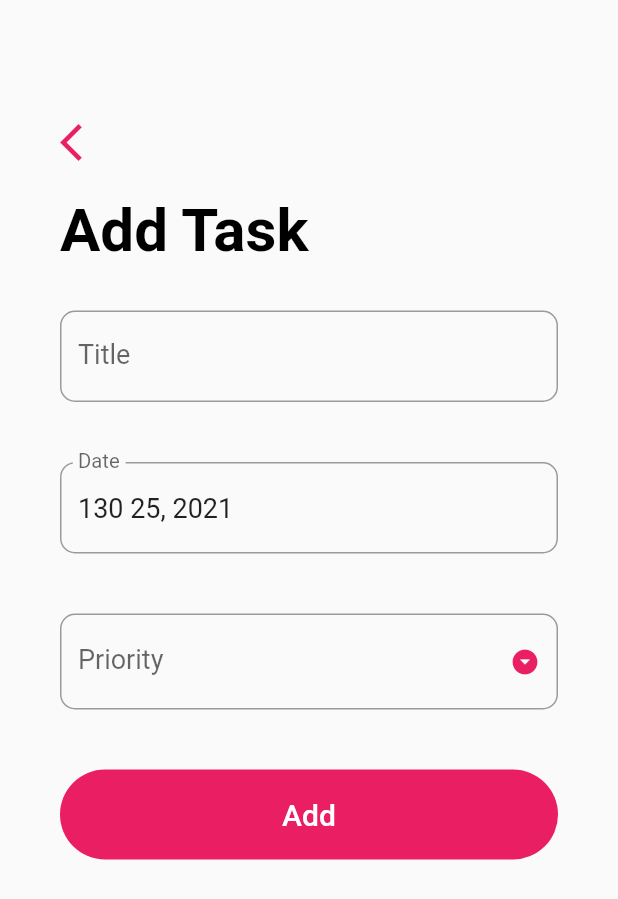
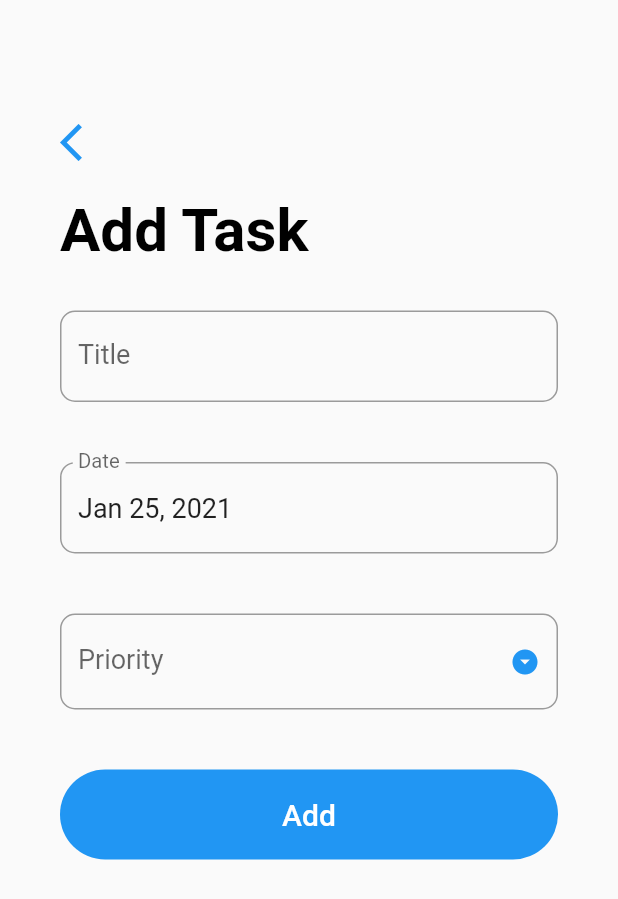
Before and after one commit to Susan-creator/Flutter-todoList, a Flutter app: the screen it shows after launch, after a tap on the "add" icon, on a phone screen of 412 x 824 dp. Shown: the top 899 px of the screen. Run offline on Flutter 3.47's test engine with Material 2 defaults, Android fonts, the phone set to English and light mode, and no system bars; our stand-ins replace sqflite; accounts and stored records are empty.

```diff
--- a/lib/Screens/add_task_screen.dart
+++ b/lib/Screens/add_task_screen.dart
@@ -20,7 +20,7 @@ class _AddTaskScreenState extends State<AddTaskScreen> {
   DateTime _date = DateTime.now();
   TextEditingController _dateController = TextEditingController();
 
-  final DateFormat _dateFormatter = DateFormat('Mmm dd, yyyy');
+  final DateFormat _dateFormatter = DateFormat('MMM dd, yyyy');
   final List<String> _priorities = ['Low', 'Medium', 'High'];
 
   @override
--- a/lib/Screens/todo_list_screen.dart
+++ b/lib/Screens/todo_list_screen.dart
@@ -11,7 +11,7 @@ class TodoListScreen extends StatefulWidget {
 
 class _TodoListScreenState extends State<TodoListScreen> {
   Future<List<Task>> _taskList;
-  final DateFormat _dateFormatter = DateFormat('Mmm dd, yyyy');
+  final DateFormat _dateFormatter = DateFormat('MMM dd, yyyy');
 
   @override
   void initState() {
@@ -41,7 +41,7 @@ class _TodoListScreenState extends State<TodoListScreen> {
               ),
             ),
             subtitle: Text(
-              '${_dateFormatter.format(task.date)} . ${task.priority}',
+              '${_dateFormatter.format(task.date)} .${task.priority}',
               style: TextStyle(
                 fontSize: 15.0,
                 decoration: task.status == 0
@@ -122,7 +122,6 @@ class _TodoListScreenState extends State<TodoListScreen> {
                           fontWeight: FontWeight.bold,
                         ),
                       ),
-
                       SizedBox(height: 10.0),
                       Text(
                         '$completedTaskCount of ${snapshot.data.length} ',
--- a/lib/main.dart
+++ b/lib/main.dart
@@ -10,7 +10,7 @@ class MyApp extends StatelessWidget {
       title: 'Todo List',
       debugShowCheckedModeBanner: false,
       theme: ThemeData(
-        primarySwatch: Colors.pink,
+        primarySwatch: Colors.blue,
       ),
       home: TodoListScreen(),
     );
--- a/pubspec.yaml
+++ b/pubspec.yaml
@@ -31,13 +31,11 @@ dev_dependencies:
   flutter_test:
     sdk: flutter
 
-
 # For information on the generic Dart part of this file, see the
 # following page: https://dart.dev/tools/pub/pubspec
 
 # The following section is specific to Flutter.
 flutter:
-
   # The following line ensures that the Material Icons font is
   # included with your application, so that you can use the icons in
   # the material Icons class.
```
Also changed, not shown: lib/helpers/database_helpers.dart (+9 -12 lines), lib/model/task_model.dart (+6 -6 lines), pubspec.lock.
